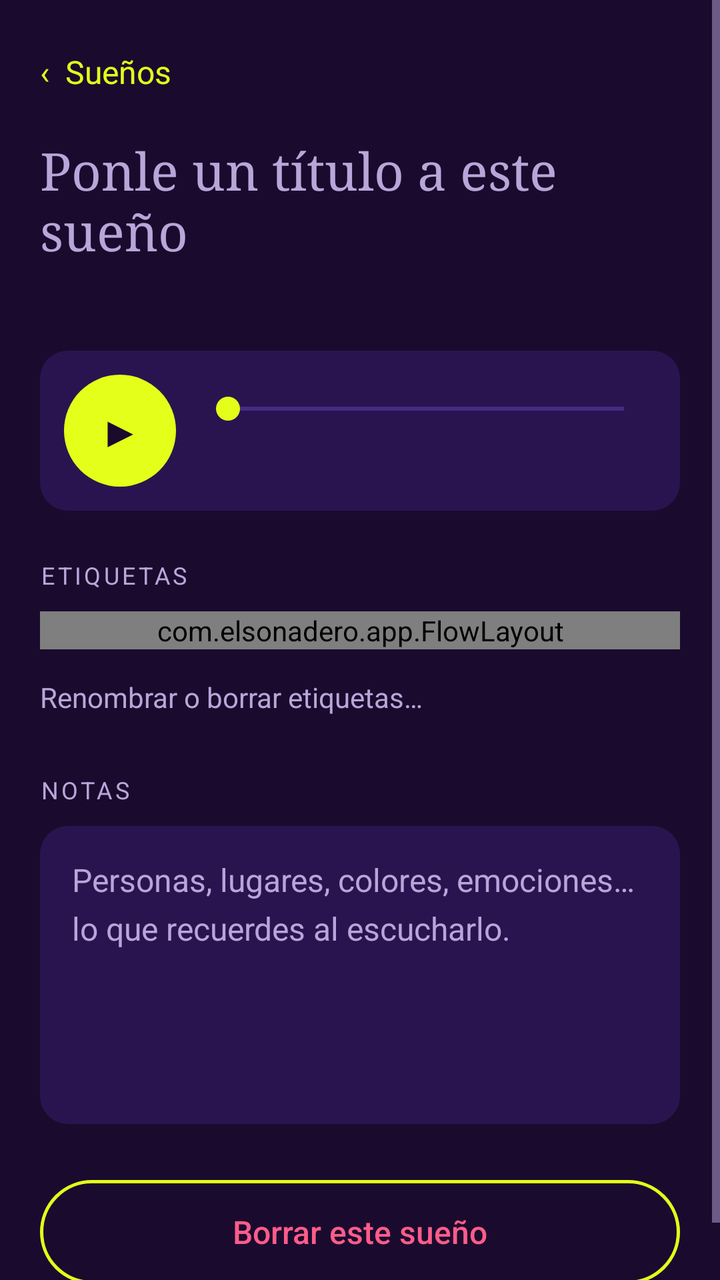
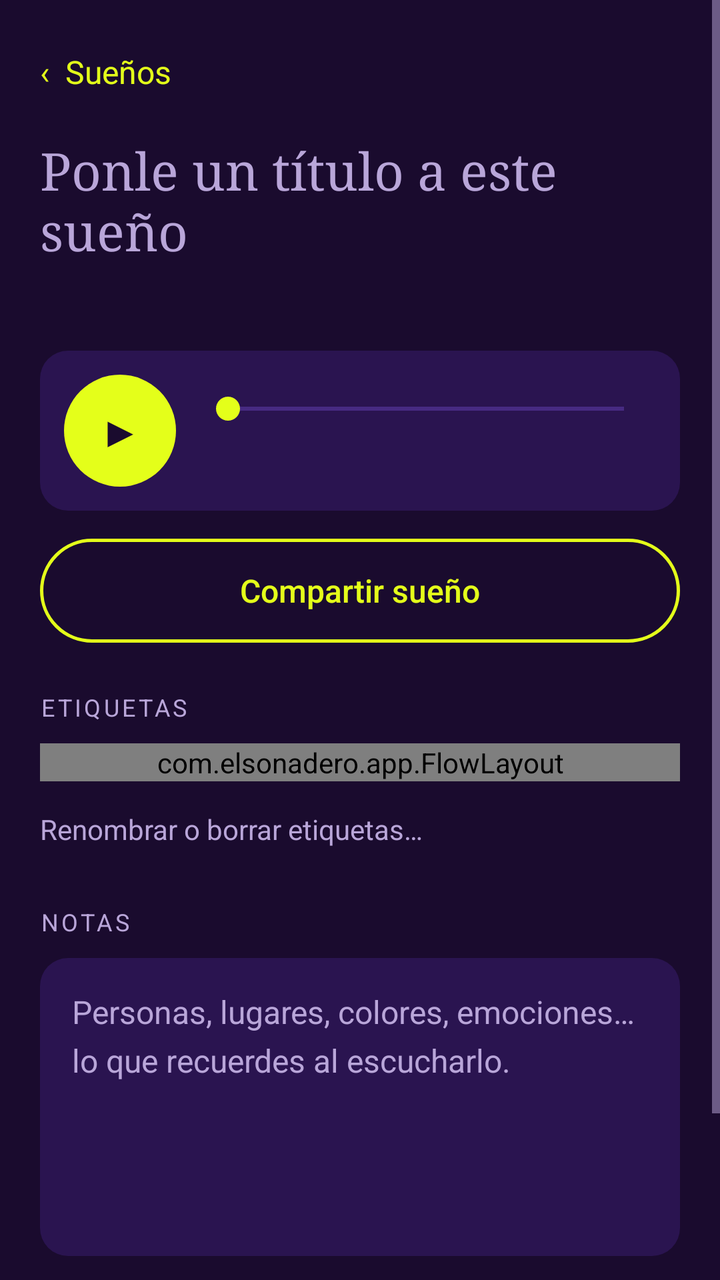

An Android layout rendered at two revisions. The XML below is the earlier revision; the diff shows what the commit changed to produce the second picture.
<!-- AndroidManifest.xml: application theme Theme.Sonadero -->
<!-- res/layout/activity_detail.xml -->
<?xml version="1.0" encoding="utf-8"?>
<ScrollView xmlns:android="http://schemas.android.com/apk/res/android"
    android:layout_width="match_parent"
    android:layout_height="match_parent"
    android:background="@color/night"
    android:fillViewport="true">

    <LinearLayout
        android:layout_width="match_parent"
        android:layout_height="wrap_content"
        android:orientation="vertical"
        android:paddingStart="20dp"
        android:paddingEnd="20dp"
        android:paddingTop="12dp"
        android:paddingBottom="28dp">

        <TextView
            android:id="@+id/btnBack"
            android:layout_width="wrap_content"
            android:layout_height="48dp"
            android:gravity="center_vertical"
            android:background="?android:attr/selectableItemBackgroundBorderless"
            android:textColor="@color/neon"
            android:textSize="16sp"
            android:text="‹  Sueños" />

        <EditText
            android:id="@+id/etTitle"
            android:layout_width="match_parent"
            android:layout_height="wrap_content"
            android:layout_marginTop="8dp"
            android:background="@null"
            android:fontFamily="serif"
            android:hint="Ponle un título a este sueño"
            android:inputType="textCapSentences|textMultiLine"
            android:textColor="@color/ink"
            android:textSize="26sp" />

        <TextView
            android:id="@+id/tvDate"
            android:layout_width="wrap_content"
            android:layout_height="wrap_content"
            android:layout_marginTop="4dp"
            android:textColor="@color/mist"
            android:textSize="14sp" />

        
        <LinearLayout
            android:layout_width="match_parent"
            android:layout_height="wrap_content"
            android:layout_marginTop="20dp"
            android:background="@drawable/field"
            android:gravity="center_vertical"
            android:orientation="horizontal"
            android:padding="12dp">

            <TextView
                android:id="@+id/btnPlay"
                android:layout_width="56dp"
                android:layout_height="56dp"
                android:background="@drawable/btn_primary"
                android:gravity="center"
                android:textColor="@color/night"
                android:textSize="22sp"
                android:text="▶" />

            <LinearLayout
                android:layout_width="0dp"
                android:layout_height="wrap_content"
                android:layout_weight="1"
                android:layout_marginStart="10dp"
                android:orientation="vertical">

                <SeekBar
                    android:id="@+id/seek"
                    android:layout_width="match_parent"
                    android:layout_height="wrap_content"
                    android:progressTint="@color/neon"
                    android:thumbTint="@color/neon"
                    android:progressBackgroundTint="@color/violet" />

                <TextView
                    android:id="@+id/tvPos"
                    android:layout_width="wrap_content"
                    android:layout_height="wrap_content"
                    android:layout_marginStart="16dp"
                    android:layout_marginTop="4dp"
                    android:fontFeatureSettings="tnum"
                    android:textColor="@color/mist"
                    android:textSize="13sp" />
            </LinearLayout>
        </LinearLayout>

        <TextView
            android:layout_width="wrap_content"
            android:layout_height="wrap_content"
            android:layout_marginTop="24dp"
            style="@style/Label"
            android:text="Etiquetas" />

        <com.elsonadero.app.FlowLayout
            android:id="@+id/tagFlow"
            android:layout_width="match_parent"
            android:layout_height="wrap_content"
            android:layout_marginTop="10dp" />

        <TextView
            android:id="@+id/btnManageTags"
            android:layout_width="wrap_content"
            android:layout_height="40dp"
            android:layout_marginTop="4dp"
            android:gravity="center_vertical"
            android:background="?android:attr/selectableItemBackgroundBorderless"
            android:textColor="@color/mist"
            android:textSize="14sp"
            android:text="Renombrar o borrar etiquetas…" />

        <TextView
            android:layout_width="wrap_content"
            android:layout_height="wrap_content"
            android:layout_marginTop="18dp"
            style="@style/Label"
            android:text="Notas" />

        <EditText
            android:id="@+id/etNotes"
            android:layout_width="match_parent"
            android:layout_height="wrap_content"
            android:layout_marginTop="10dp"
            android:background="@drawable/field"
            android:gravity="top"
            android:hint="Personas, lugares, colores, emociones… lo que recuerdes al escucharlo."
            android:inputType="textCapSentences|textMultiLine"
            android:lineSpacingMultiplier="1.25"
            android:minLines="5"
            android:padding="16dp"
            android:textColor="@color/ink"
            android:textSize="16sp" />

        <View
            android:layout_width="match_parent"
            android:layout_height="0dp"
            android:layout_weight="1"
            android:minHeight="28dp" />

        <Button
            android:id="@+id/btnDelete"
            style="@style/BtnGhost"
            android:layout_width="match_parent"
            android:layout_height="wrap_content"
            android:textColor="@color/rose"
            android:text="Borrar este sueño" />
    </LinearLayout>
</ScrollView>
<!-- resources referenced by this layout -->
<resources>
  <color name="ink">#F2EAFF</color>
  <color name="mist">#B9A6D9</color>
  <color name="neon">#E4FF1A</color>
  <color name="night">#1A0B2E</color>
  <color name="rose">#FF5C8A</color>
  <color name="violet">#8B5CF6</color>
  <!-- drawable btn_primary (drawable) -->
  <?xml version="1.0" encoding="utf-8"?>
  <ripple xmlns:android="http://schemas.android.com/apk/res/android" android:color="#552A1450">
      <item>
          <shape android:shape="rectangle">
              <solid android:color="@color/neon" />
              <corners android:radius="28dp" />
          </shape>
      </item>
  </ripple>
  <!-- drawable field (drawable) -->
  <?xml version="1.0" encoding="utf-8"?>
  <shape xmlns:android="http://schemas.android.com/apk/res/android" android:shape="rectangle">
      <solid android:color="@color/dusk" />
      <corners android:radius="14dp" />
  </shape>
  <style name="BtnGhost">
          <item name="android:background">@drawable/btn_ghost</item>
          <item name="android:textColor">@color/neon</item>
          <item name="android:textSize">16sp</item>
          <item name="android:textAllCaps">false</item>
          <item name="android:minHeight">52dp</item>
          <item name="android:paddingStart">20dp</item>
          <item name="android:paddingEnd">20dp</item>
          <item name="android:stateListAnimator">@null</item>
      </style>
  <style name="Label">
          <item name="android:textColor">@color/mist</item>
          <item name="android:textSize">12sp</item>
          <item name="android:letterSpacing">0.12</item>
          <item name="android:textAllCaps">true</item>
      </style>
  <style name="Theme.Sonadero" parent="android:Theme.Material.NoActionBar">
          <item name="android:colorPrimary">@color/dusk</item>
          <item name="android:colorPrimaryDark">@color/night</item>
          <item name="android:colorAccent">@color/neon</item>
          <item name="android:colorBackground">@color/night</item>
          <item name="android:windowBackground">@color/night</item>
          <item name="android:statusBarColor">@color/night</item>
          <item name="android:navigationBarColor">@color/night</item>
          <item name="android:textColorPrimary">@color/ink</item>
          <item name="android:textColorSecondary">@color/mist</item>
          <item name="android:textColorHint">@color/mist</item>
          <item name="android:colorControlNormal">@color/mist</item>
          <item name="android:colorControlActivated">@color/neon</item>
          <item name="android:alertDialogTheme">@style/Dialog</item>
      </style>
  <color name="dusk">#2A1450</color>
  <!-- drawable btn_ghost (drawable) -->
  <?xml version="1.0" encoding="utf-8"?>
  <ripple xmlns:android="http://schemas.android.com/apk/res/android" android:color="@color/neon_dim">
      <item>
          <shape android:shape="rectangle">
              <solid android:color="#00000000" />
              <stroke android:width="1.5dp" android:color="@color/neon" />
              <corners android:radius="26dp" />
          </shape>
      </item>
  </ripple>
  <style name="Dialog" parent="android:Theme.Material.Dialog.Alert">
          <item name="android:colorAccent">@color/neon</item>
          <item name="android:colorBackground">@color/dusk</item>
          <item name="android:textColorPrimary">@color/ink</item>
          <item name="android:textColorSecondary">@color/mist</item>
          <item name="android:colorControlActivated">@color/neon</item>
          <item name="android:colorControlNormal">@color/mist</item>
      </style>
  <color name="neon_dim">#33E4FF1A</color>
</resources>

<!-- the commit's change to res/layout/activity_detail.xml (unified diff, before → after) -->
@@ -91,6 +91,14 @@
             </LinearLayout>
         </LinearLayout>
 
+        <Button
+            android:id="@+id/btnShare"
+            style="@style/BtnGhost"
+            android:layout_width="match_parent"
+            android:layout_height="wrap_content"
+            android:layout_marginTop="14dp"
+            android:text="Compartir sueño" />
+
         <TextView
             android:layout_width="wrap_content"
             android:layout_height="wrap_content"
